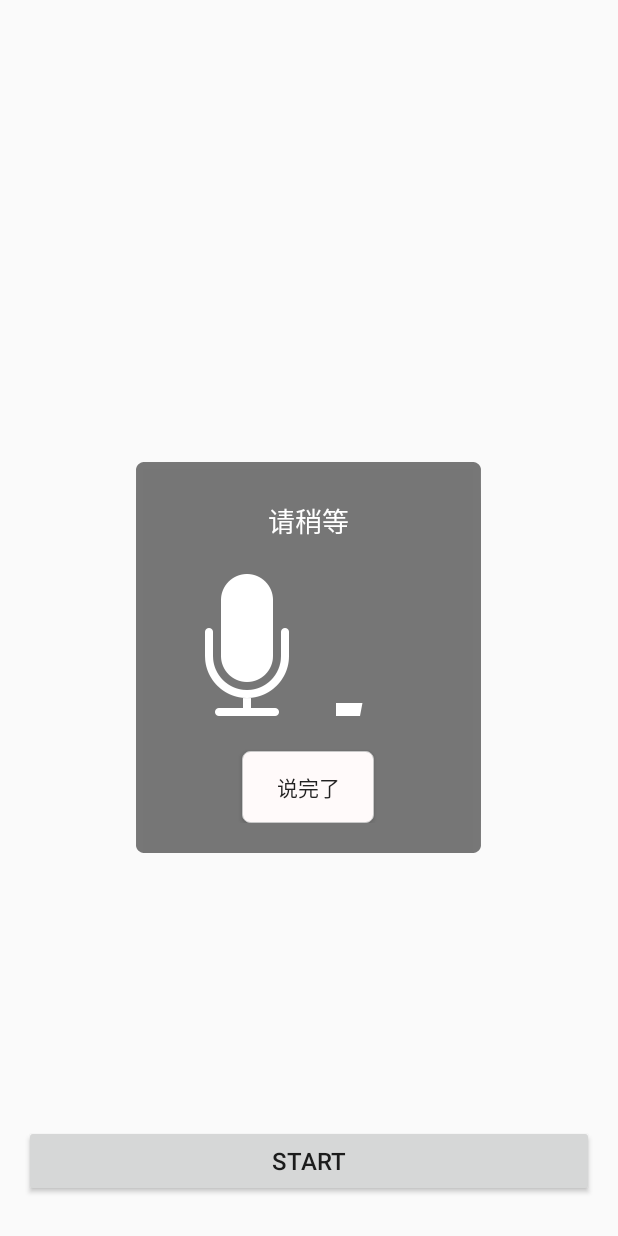
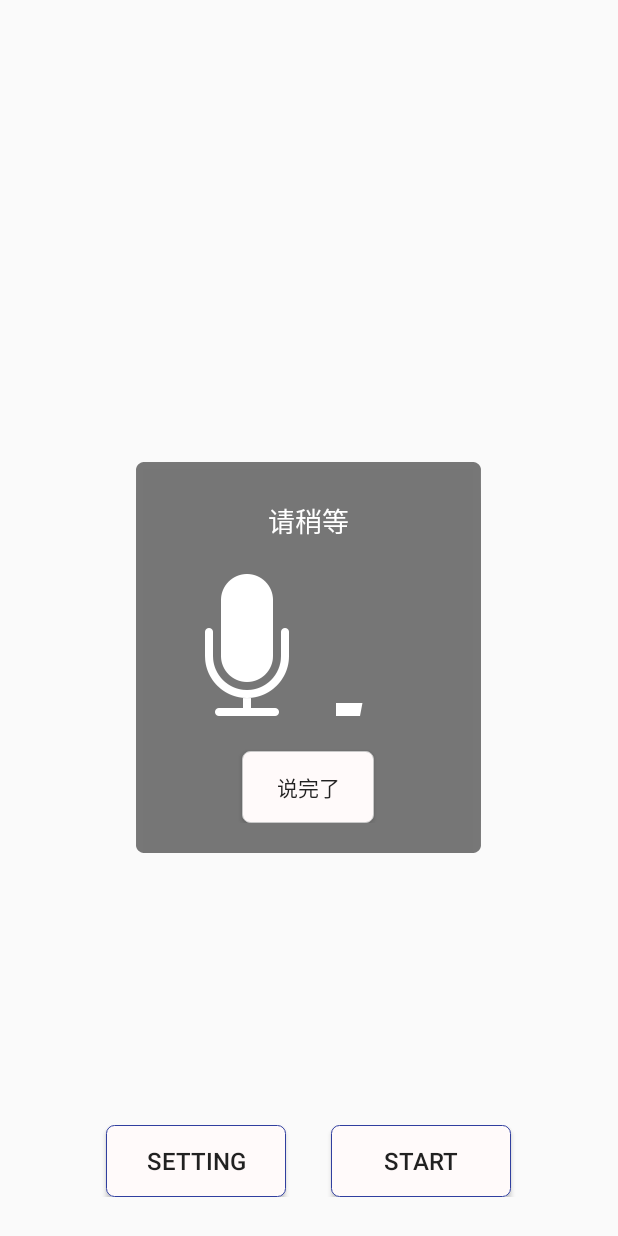
Before and after one commit to reakingf/SpeechRecognizerDemo, an Android app: the screen it shows after launch (MainActivity), after a tap on "START", on a phone screen of 412 x 824 dp. Run offline under Robolectric (Android 15) with nearby library versions, the phone set to English and light mode, and no system bars.

Commit message:
添加输入语种切换功能

```diff
--- a/app/src/main/java/me/fgj/speechrecognizerdemo/MainActivity.java
+++ b/app/src/main/java/me/fgj/speechrecognizerdemo/MainActivity.java
@@ -1,24 +1,25 @@
 package me.fgj.speechrecognizerdemo;
 
 import android.app.Activity;
+import android.app.AlertDialog;
 import android.app.Dialog;
 import android.content.ComponentName;
 import android.content.Context;
+import android.content.DialogInterface;
 import android.content.Intent;
 import android.os.Handler;
 import android.speech.RecognitionListener;
 import android.speech.SpeechRecognizer;
-import android.support.v7.app.AppCompatActivity;
 import android.os.Bundle;
 import android.util.Log;
 import android.view.LayoutInflater;
 import android.view.View;
-import android.view.Window;
 import android.widget.ArrayAdapter;
 import android.widget.Button;
 import android.widget.ImageView;
 import android.widget.ListView;
 import android.widget.TextView;
+import android.widget.Toast;
 
 import com.baidu.speech.VoiceRecognitionService;
 
@@ -30,9 +31,12 @@ import java.util.List;
  * 运用Android提供的识别器结合百度提供的语音识别服务定制自己的语音识别功能，
  * 可以实现自己的事件处理逻辑，减少第三方对事件处理的限制
  */
-public class MainActivity extends Activity {
-    TextView resultText;//用于显示识别结果
+public class MainActivity extends Activity implements View.OnClickListener {
+    ListView listView;
+    private List<String> resultList;
+    private ArrayAdapter<String> adapter;
     Button startButton;//启动识别按钮
+    Button settingButton;//设置语音类型
     private SpeechRecognizer speechRecognizer;//识别器
     private MyDialog myDialog;//自定义对话框
     private TextView dialogTip;//对话框中的语音状态提示
@@ -43,6 +47,7 @@ public class MainActivity extends Activity {
     Intent recognizerIntent;//用于设置语音识别器
     private boolean isRecognizing = false;
     private static final int DELAY_TIME = 200;//音量调用延迟时间
+    private AlertDialog.Builder builder;
 
     /**
      * 将语音识别器的活动与对话框事件关联起来
@@ -86,8 +91,12 @@ public class MainActivity extends Activity {
         initView();
     }
     private void initView() {
-        resultText = (TextView) findViewById(R.id.result);
+        listView = (ListView) findViewById(R.id.results);
+        resultList = new ArrayList<>();
+        adapter = new ArrayAdapter<>(MainActivity.this, android.R.layout.simple_list_item_1, resultList);
+        listView.setAdapter(adapter);
         startButton = (Button) findViewById(R.id.start);
+        settingButton = (Button) findViewById(R.id.setting);
         myDialog = new MyDialog(this, R.style.Theme_RecognitionDialog);
         LayoutInflater inflater = LayoutInflater.from(this);
         View view = inflater.inflate(R.layout.recognizer_dialog, null);
@@ -95,24 +104,51 @@ public class MainActivity extends Activity {
         dialogTip = (TextView) myDialog.findViewById(R.id.speak_tips);
         dialogVolume = (ImageView) myDialog.findViewById(R.id.volume);
         finishButton = (Button) myDialog.findViewById(R.id.speak_finish);
-        startButton.setOnClickListener(new View.OnClickListener() {
-            @Override
-            public void onClick(View v) {
+        startButton.setOnClickListener(this);
+        settingButton.setOnClickListener(this);
+        finishButton.setOnClickListener(this);
+    }
+
+    @Override
+    public void onClick(View v) {
+        switch (v.getId()) {
+            case R.id.start:
                 myDialog.show();
-            }
-        });
-        finishButton.setOnClickListener(new View.OnClickListener() {
-            @Override
-            public void onClick(View v) {
+                break;
+            case R.id.setting:
+                setLanguage();
+                break;
+            case R.id.speak_finish:
                 speechRecognizer.stopListening();
                 finishButton.setBackgroundResource(R.drawable.bg_dialog_bt_selected);
-            }
-        });
+                break;
+        }
     }
 
     //启动语音识别
     private void recognizerStart() {
+        recognizerIntent.putExtra("language", config.getCurrentLanguage());
         speechRecognizer.startListening(recognizerIntent);
+    }
+
+    public void setLanguage() {
+        builder = new AlertDialog.Builder(this);
+        builder.setTitle("设置语音输入类型");
+        final String[] languageTypes = {"普通话(中国)", "English(United State)", "粤语（广东话）", "四川话"};
+        builder.setItems(languageTypes, new DialogInterface.OnClickListener() {
+            @Override
+            public void onClick(DialogInterface dialog, int which) {
+                config.setCurrentLanguage(which);
+                Toast.makeText(getApplicationContext(), "当前语言为" +
+                        languageTypes[which], Toast.LENGTH_LONG).show();
+            }
+        });
+        builder.setNegativeButton("关闭", new DialogInterface.OnClickListener() {
+            @Override
+            public void onClick(DialogInterface dialog, int which) {
+            }
+        });
+        builder.show();
     }
 
     //语音转文本后的回调接口
@@ -120,7 +156,6 @@ public class MainActivity extends Activity {
     protected void onActivityResult(int requestCode, int resultCode, Intent data) {
         super.onActivityResult(requestCode, resultCode, data);
         if (requestCode == RESULT_OK) {
-            Log.d("onActivityResult","-------------------------------------------------");
             mRecognitionListener.onResults(data.getExtras());
         }
     }
@@ -129,13 +164,11 @@ public class MainActivity extends Activity {
     RecognitionListener mRecognitionListener = new RecognitionListener() {
         @Override
         public void onReadyForSpeech(Bundle params) {
-            Log.d("onReadyForSpeech","-------------------------------------------------");
             dialogTip.setText(R.string.speak_please);
         }
 
         @Override
         public void onBeginningOfSpeech() {
-            Log.d("onBeginningOfSpeech","-------------------------------------------------");
             dialogTip.setText(R.string.listening);
             isRecognizing = true;
             dialogHandler.removeCallbacks(dialogVolumeRunnable);
@@ -153,7 +186,6 @@ public class MainActivity extends Activity {
 
         @Override
         public void onEndOfSpeech() {
-            Log.d("onEndOfSpeech","-------------------------------------------------");
             isRecognizing = false;
             dialogHandler.removeCallbacks(dialogVolumeRunnable);
             dialogHandler.postDelayed(dialogVolumeRunnable, DELAY_TIME);
@@ -162,7 +194,6 @@ public class MainActivity extends Activity {
         //当识别出现错误时，如识别不到声音，网络不好等
         @Override
         public void onError(int error) {
-            Log.d("onError","-------------------------------------------------");
             dialogHandler.removeCallbacks(dialogVolumeRunnable);
             dialogHandler.postDelayed(dialogVolumeRunnable, DELAY_TIME);
             if (myDialog != null && myDialog.isShowing()) {
@@ -172,11 +203,11 @@ public class MainActivity extends Activity {
 
         @Override
         public void onResults(Bundle results) {
-            Log.d("onResults","-------------------------------------------------");
             ArrayList<String> rs = results != null ? results.getStringArrayList(SpeechRecognizer.
                     RESULTS_RECOGNITION) : null;
             if (rs != null && rs.size() > 0) {
-                resultText.setText(rs.get(0));
+                resultList.add(0, rs.get(0));
+                adapter.notifyDataSetChanged();
             }
             if (myDialog.isShowing()) {
                 myDialog.dismiss();
@@ -185,7 +216,6 @@ public class MainActivity extends Activity {
 
         @Override
         public void onPartialResults(Bundle partialResults) {
-            Log.d("onPartialResults","-------------------------------------------------");
             ArrayList<String> rs = partialResults != null ? partialResults.getStringArrayList(
                     SpeechRecognizer.RESULTS_RECOGNITION) : null;
             if (rs != null && rs.size() > 0) {
--- /dev/null
+++ b/app/src/main/res/drawable/bg_button.xml
@@ -0,0 +1,11 @@
+<?xml version="1.0" encoding="utf-8"?>
+<selector xmlns:android="http://schemas.android.com/apk/res/android">
+    <item android:state_focused="false" >
+        <shape>
+            <solid android:color="@color/light_white"/>
+            <stroke android:width="0.5dp"
+                android:color="@color/colorPrimaryDark"/>
+            <corners android:radius="5dp"/>
+        </shape>
+    </item>
+</selector>
--- /dev/null
+++ b/app/src/main/res/drawable/bg_listview.xml
@@ -0,0 +1,11 @@
+<?xml version="1.0" encoding="utf-8"?>
+<selector xmlns:android="http://schemas.android.com/apk/res/android">
+    <item android:state_focused="false" >
+        <shape>
+            <solid android:color="@color/light_white"/>
+            <stroke android:width="0.5dp"
+                android:color="@color/colorAccent"/>
+            <corners android:radius="5dp"/>
+        </shape>
+    </item>
+</selector>
--- a/app/src/main/res/layout/activity_main.xml
+++ b/app/src/main/res/layout/activity_main.xml
@@ -9,29 +9,38 @@
     android:paddingTop="@dimen/activity_vertical_margin"
     tools:context="me.fgj.speechrecognizerdemo.MainActivity">
 
+    <LinearLayout
+        android:id="@+id/buttonGroup"
+        android:layout_width="match_parent"
+        android:layout_height="wrap_content"
+        android:layout_centerInParent="true"
+        android:layout_alignParentBottom="true"
+        android:layout_marginTop="10dp"
+        android:layout_marginBottom="10dp"
+        android:gravity="center">
+        <Button
+            android:id="@+id/setting"
+            android:layout_width="120dp"
+            android:layout_height="wrap_content"
+            android:layout_marginEnd="30dp"
+            android:background="@drawable/bg_button"
+            android:text="@string/change_language"
+            android:textSize="16sp"/>
         <Button
             android:id="@+id/start"
-            android:layout_width="match_parent"
+            android:layout_width="120dp"
             android:layout_height="wrap_content"
-            android:layout_centerInParent="true"
-            android:layout_alignParentBottom="true"
-            android:layout_marginTop="10dp"
-            android:layout_marginBottom="10dp"
-            android:paddingStart="30dp"
-            android:paddingEnd="30dp"
+            android:background="@drawable/bg_button"
             android:text="@string/start"
             android:textSize="16sp"/>
+    </LinearLayout>
 
-    <ScrollView
-        android:id="@+id/content"
+    <ListView
+        android:id="@+id/results"
         android:layout_width="match_parent"
-        android:layout_height="match_parent"
-        android:layout_above="@id/start">
-        <TextView
-            android:id="@+id/result"
-            android:layout_width="wrap_content"
-            android:layout_height="wrap_content"
-            tools:text="Hello World!" />
-    </ScrollView>
+        android:layout_height="wrap_content"
+        android:layout_above="@id/buttonGroup"
+        android:divider="@null"
+        android:background="@drawable/bg_listview"/>
 
 </RelativeLayout>
```
